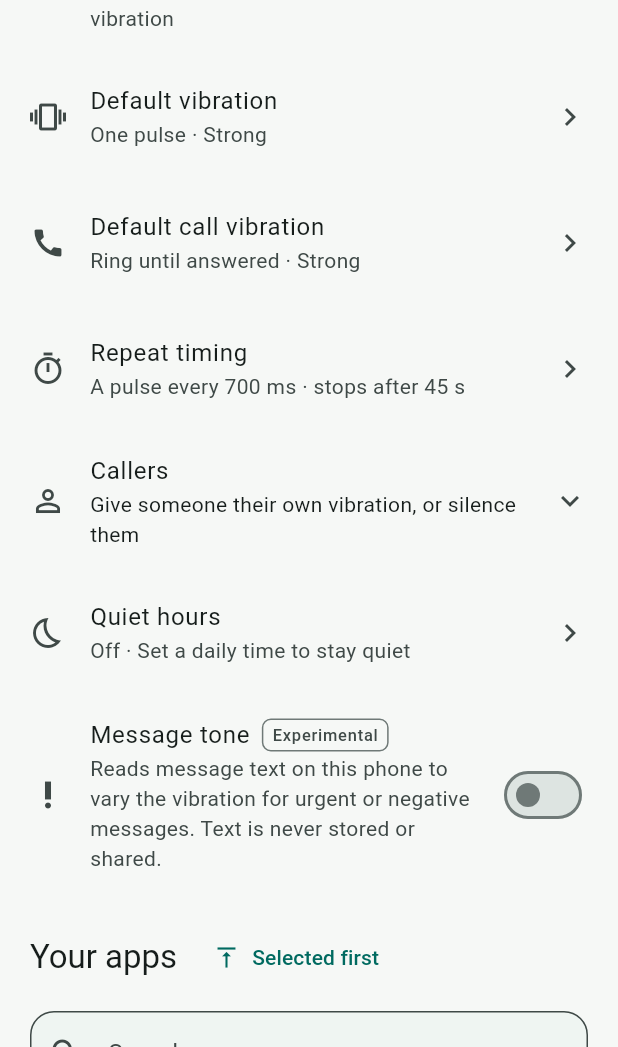
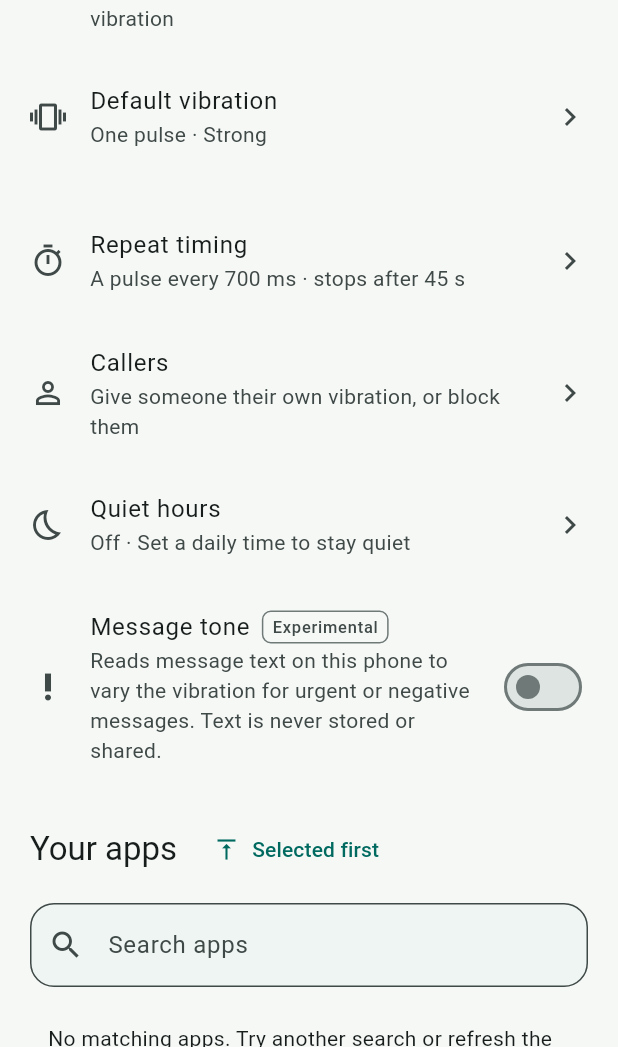
Before and after one commit to prashkr24/cuff, a Flutter app: the RulesPanel widget shown alone on an empty page, opened directly with empty values, on a phone screen of 412 x 824 dp, the part 189-1236 px from its top. Run offline on Flutter 3.47's test engine with Material 3 defaults, Android fonts, the phone set to English and light mode, and no system bars; our stand-ins replace clock.

Commit message:
Put callers on their own page, with contacts and a blocklist
An expansion tile was the wrong container: a list of everyone you might
ever want a rule for does not belong folded inside another screen, and
it could only ever show people who had already called.

Callers now open a page of their own holding the default for calls, the
allowlist switch, a search box and people grouped by what they are: with
their own vibration, blocked, recently called, and contacts. Blocking is
a caller whose vibration is Silent rather than a second list to keep in
step with the first.

Contacts are read only after the user taps to allow it, and only to show
names: a contact's number is turned into the same hashed identity a call
arrives with and is never stored. The hash deliberately leaves the app
out for phone numbers, so a contact and the call they make agree on who
they are, and numbers are compared by their last digits so one contact
written three ways is one person. Recent callers still work with no
contacts permission at all.

Co-Authored-By: Claude Opus 5 <noreply@anthropic.com>

```diff
--- a/app/lib/demo/demo_controller.dart
+++ b/app/lib/demo/demo_controller.dart
@@ -739,6 +739,25 @@ class DemoController extends ChangeNotifier {
     'callPreset': callPreset?.id,
   });
 
+  /// Contacts shown in the caller list, and whether Android has allowed it.
+  /// Numbers never arrive here: each entry is the same hashed identity a call
+  /// is matched by, plus a display name.
+  List<SavedCaller> contacts = const [];
+  bool contactsGranted = false;
+
+  Future<void> loadContacts() async {
+    final result = await channel.invokeMapMethod<String, Object?>('contacts');
+    contactsGranted = result?['granted'] == true;
+    contacts = [
+      for (final caller in result?['contacts'] as List? ?? const [])
+        SavedCaller.fromMap(caller as Map),
+    ];
+    _changed();
+  }
+
+  Future<void> requestContacts() =>
+      channel.invokeMethod<void>('requestContacts');
+
   /// Saves a caller's own call vibration. [label] is needed the first time,
   /// when the caller is still only something the relay has seen.
   Future<void> saveCaller(String id, VibrationPreset? preset, {String? label}) =>
--- a/app/lib/demo/rules_panel.dart
+++ b/app/lib/demo/rules_panel.dart
@@ -3,6 +3,7 @@ import 'demo_controller.dart';
 import 'app_icon.dart';
 import 'conversation_picker.dart';
 import 'relay_settings.dart';
+import 'caller_rules_page.dart';
 import 'vibration_editor.dart';
 
 class RulesPanel extends StatefulWidget {
@@ -100,23 +101,6 @@ class _RulesPanelState extends State<RulesPanel> {
           ),
         ),
         const SizedBox(height: 12),
-        ListTile(
-          contentPadding: EdgeInsets.zero,
-          key: const ValueKey('default-call-vibration'),
-          leading: const Icon(Icons.call),
-          title: const Text('Default call vibration'),
-          subtitle: Text(state.settings.defaultCallPreset.label),
-          trailing: const Icon(Icons.chevron_right),
-          onTap: () => editVibration(
-            context,
-            state,
-            title: 'Default call vibration',
-            initial: state.settings.defaultCallPreset,
-            allowMute: true,
-            allowRing: true,
-            onSave: (preset) => state.saveDefaultCallPreset(preset!),
-          ),
-        ),
         if (_repeatsAnyCall(state.settings)) ...[
           const SizedBox(height: 12),
           ListTile(
@@ -133,7 +117,25 @@ class _RulesPanelState extends State<RulesPanel> {
           ),
         ],
         const SizedBox(height: 12),
-        ..._callerRules(context, state, widget.perform),
+        ListTile(
+          contentPadding: EdgeInsets.zero,
+          key: const ValueKey('caller-rules'),
+          leading: const Icon(Icons.person_outline),
+          title: const Text('Callers'),
+          subtitle: Text(
+            state.settings.callers.isEmpty
+                ? 'Give someone their own vibration, or block them'
+                : '${state.settings.callers.length} with their own rule'
+                      '${state.settings.onlySavedCallers ? " · only these ring" : ""}',
+          ),
+          trailing: const Icon(Icons.chevron_right),
+          onTap: () => Navigator.of(context).push(
+            MaterialPageRoute<void>(
+              builder: (_) =>
+                  CallerRulesPage(controller: state, perform: widget.perform),
+            ),
+          ),
+        ),
         const SizedBox(height: 12),
         ListTile(
           contentPadding: EdgeInsets.zero,
@@ -648,110 +650,3 @@ Widget _alertRow({
   trailing: const Icon(Icons.chevron_right, size: 20),
   onTap: onTap,
 );
-
-/// Rules for individual callers: who always rings, and who never does.
-///
-/// Callers are learned from the calls that arrive rather than read from
-/// contacts, so the app needs no access to them. The cost is that someone has
-/// to call once before they can be given a rule.
-List<Widget> _callerRules(
-  BuildContext context,
-  DemoController state,
-  void Function(Future<void> Function()) perform,
-) {
-  final settings = state.settings;
-  final saved = settings.callers;
-  final recent = settings.recentCallers;
-
-  Future<void> edit(SavedCaller caller, {bool isNew = false}) => editVibration(
-    context,
-    state,
-    title: caller.label,
-    initial: caller.preset,
-    allowMute: true,
-    allowRing: true,
-    inheritedPreset: settings.defaultCallPreset,
-    onSave: (value) => state.saveCaller(
-      caller.id,
-      value,
-      label: isNew ? caller.label : null,
-    ),
-  );
-
-  return [
-    ExpansionTile(
-      key: const ValueKey('caller-rules'),
-      tilePadding: EdgeInsets.zero,
-      leading: const Icon(Icons.person_outline),
-      title: const Text('Callers'),
-      subtitle: Text(
-        saved.isEmpty
-            ? 'Give someone their own vibration, or silence them'
-            : '${saved.length} with their own rule'
-                  '${settings.onlySavedCallers ? " · only these ring" : ""}',
-      ),
-      children: [
-        SwitchListTile(
-          key: const ValueKey('only-saved-callers'),
-          contentPadding: EdgeInsets.zero,
-          title: const Text('Only these callers ring'),
-          subtitle: const Text(
-            'Calls from anyone else stay silent. Calls the app does not '
-            'attribute to a person still ring.',
-          ),
-          value: settings.onlySavedCallers,
-          onChanged: state.changingRelay
-              ? null
-              : (value) => perform(() => state.setOnlySavedCallers(value)),
-        ),
-        for (final caller in saved)
-          ListTile(
-            key: ValueKey('caller-${caller.id}'),
-            contentPadding: EdgeInsets.zero,
-            leading: const Icon(Icons.person),
-            title: Text(caller.label),
-            subtitle: Text(
-              caller.preset?.label ??
-                  'Default: ${settings.defaultCallPreset.label}',
-            ),
-            trailing: IconButton(
-              key: ValueKey('remove-caller-${caller.id}'),
-              tooltip: 'Remove',
-              icon: const Icon(Icons.close),
-              onPressed: state.changingRelay
-                  ? null
-                  : () => perform(() => state.removeCaller(caller.id)),
-            ),
-            onTap: () => edit(caller),
-          ),
-        if (recent.isNotEmpty) ...[
-          const Padding(
-            padding: EdgeInsets.only(top: 8, bottom: 4),
-            child: Align(
-              alignment: Alignment.centerLeft,
-              child: Text('Recent callers'),
-            ),
-          ),
-          for (final caller in recent)
-            ListTile(
-              key: ValueKey('recent-caller-${caller.id}'),
-              contentPadding: EdgeInsets.zero,
-              leading: const Icon(Icons.person_add_alt),
-              title: Text(caller.label),
-              subtitle: const Text('Tap to give them their own vibration'),
-              onTap: () => edit(caller, isNew: true),
-            ),
-        ],
-        if (saved.isEmpty && recent.isEmpty)
-          const Padding(
-            padding: EdgeInsets.symmetric(vertical: 8),
-            child: Text(
-              'Callers appear here once they call while the relay is running. '
-              "Nothing is read from your contacts, and a caller's number is "
-              'never stored.',
-            ),
-          ),
-      ],
-    ),
-  ];
-}
```
Also changed, not shown: app/lib/demo/caller_rules_page.dart (added, +208 -0 lines), 4 other files.
